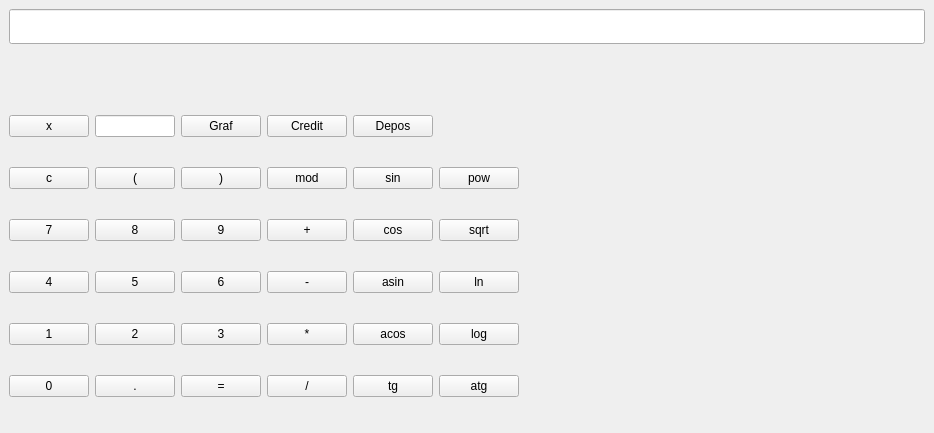
First picture: the form in src/mainwindow.ui, repository mashagwi/Calc, before the edit.
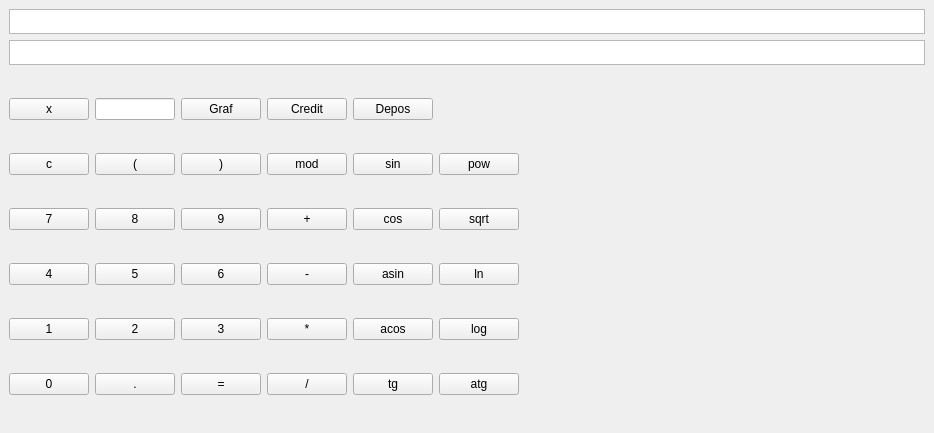
Second picture: the form after the edit. Custom widgets are drawn as their Qt base class.

The edit to the form file:
```diff
--- a/src/mainwindow.ui
+++ b/src/mainwindow.ui
@@ -18,26 +18,29 @@
     <item row="0" column="1">
      <layout class="QVBoxLayout" name="verticalLayout_2">
       <item>
-       <widget class="QLineEdit" name="Input">
+       <widget class="QPlainTextEdit" name="input">
         <property name="minimumSize">
          <size>
           <width>0</width>
-          <height>35</height>
+          <height>0</height>
+         </size>
+        </property>
+        <property name="maximumSize">
+         <size>
+          <width>16777215</width>
+          <height>25</height>
          </size>
         </property>
        </widget>
       </item>
       <item>
-       <widget class="QLabel" name="result">
+       <widget class="QTextBrowser" name="result">
         <property name="maximumSize">
          <size>
           <width>16777215</width>
-          <height>35</height>
+          <height>25</height>
          </size>
         </property>
-        <property name="text">
-         <string/>
-        </property>
        </widget>
       </item>
       <item>
```
